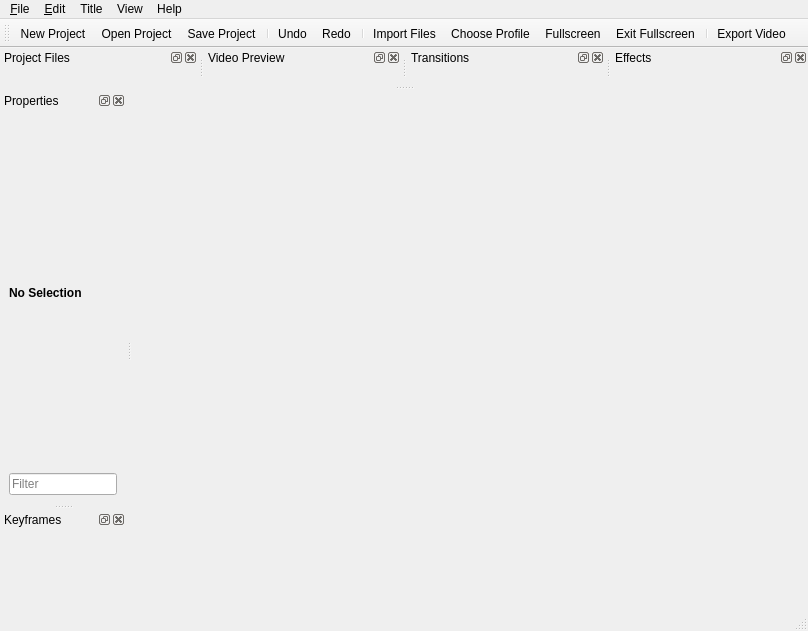
OpenShot/openshot-qt, file src/windows/ui/main-window.ui: the form before one commit.
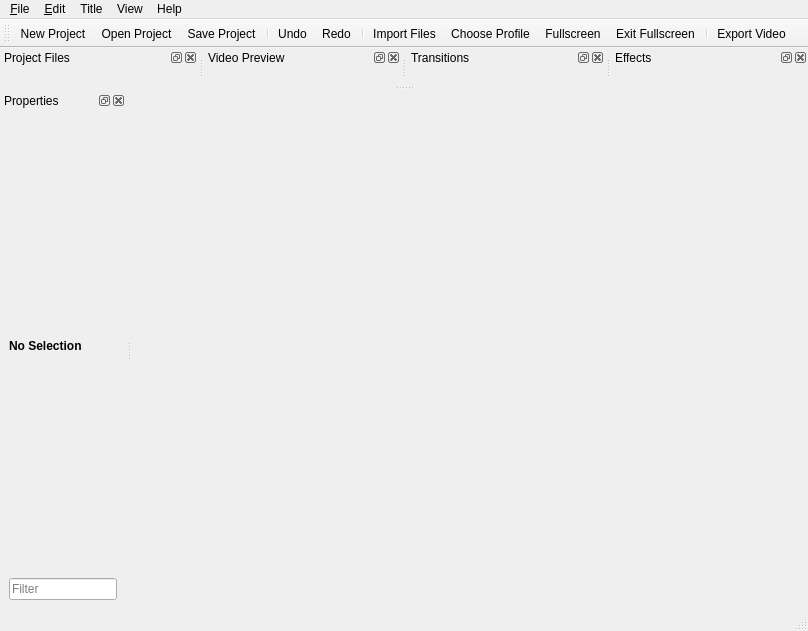
The form after the commit. Icons and pictures are not drawn.

Commit message: Removed unused Keyframes dock. This will be added back soon.

```diff
--- a/src/windows/ui/main-window.ui
+++ b/src/windows/ui/main-window.ui
@@ -290,21 +290,6 @@
     </layout>
    </widget>
   </widget>
-  <widget class="QDockWidget" name="dockKeyframe">
-   <property name="enabled">
-    <bool>true</bool>
-   </property>
-   <property name="styleSheet">
-    <string notr="true"/>
-   </property>
-   <property name="windowTitle">
-    <string>Keyframes</string>
-   </property>
-   <attribute name="dockWidgetArea">
-    <number>1</number>
-   </attribute>
-   <widget class="QWidget" name="dockWidgetContents_6"/>
-  </widget>
   <action name="actionNew">
    <property name="icon">
     <iconset theme="document-new" resource="../../images/openshot.qrc">
```
